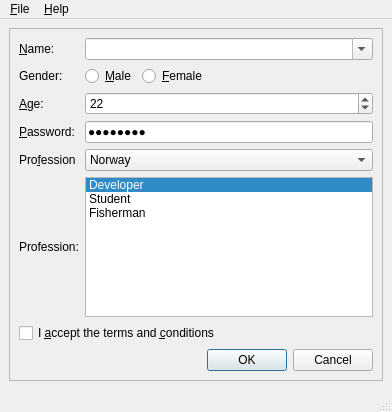
The window that perl/examples/widgets/stylesheet/layouts/pagefold.ui (chrisburel/perlqt) describes before a commit, drawn with Qt 5.
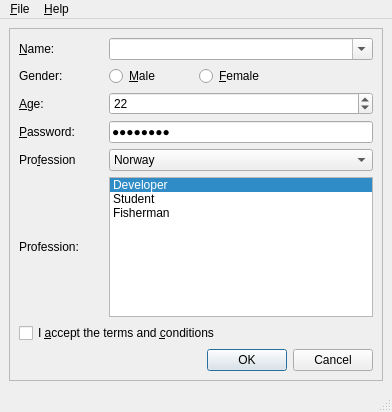
The same window after the commit.

```diff
--- a/perl/examples/widgets/stylesheet/layouts/pagefold.ui
+++ b/perl/examples/widgets/stylesheet/layouts/pagefold.ui
@@ -71,7 +71,7 @@
        <item row="1" column="3" >
         <spacer>
          <property name="orientation" >
-          <enum>Qt::Horizontal</enum>
+          <enum>Qt4::Horizontal</enum>
          </property>
          <property name="sizeHint" >
           <size>
@@ -157,7 +157,7 @@
        <item row="7" column="2" colspan="2" >
         <widget class="QDialogButtonBox" name="buttonBox" >
          <property name="orientation" >
-          <enum>Qt::Horizontal</enum>
+          <enum>Qt4::Horizontal</enum>
          </property>
          <property name="standardButtons" >
           <set>QDialogButtonBox::Cancel|QDialogButtonBox::NoButton|QDialogButtonBox::Ok</set>
```
